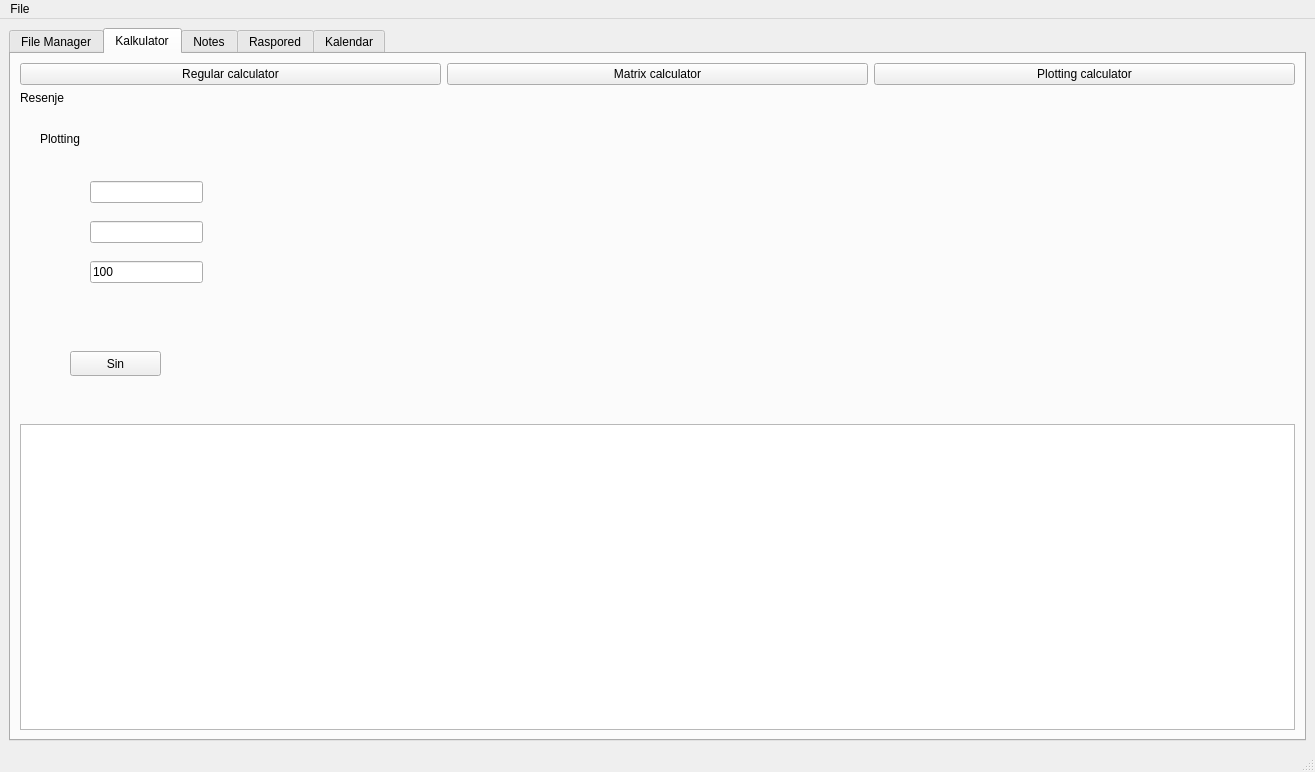
Old version of the form matfHub/mainwindow.ui in the repository milalukic/matfHub.
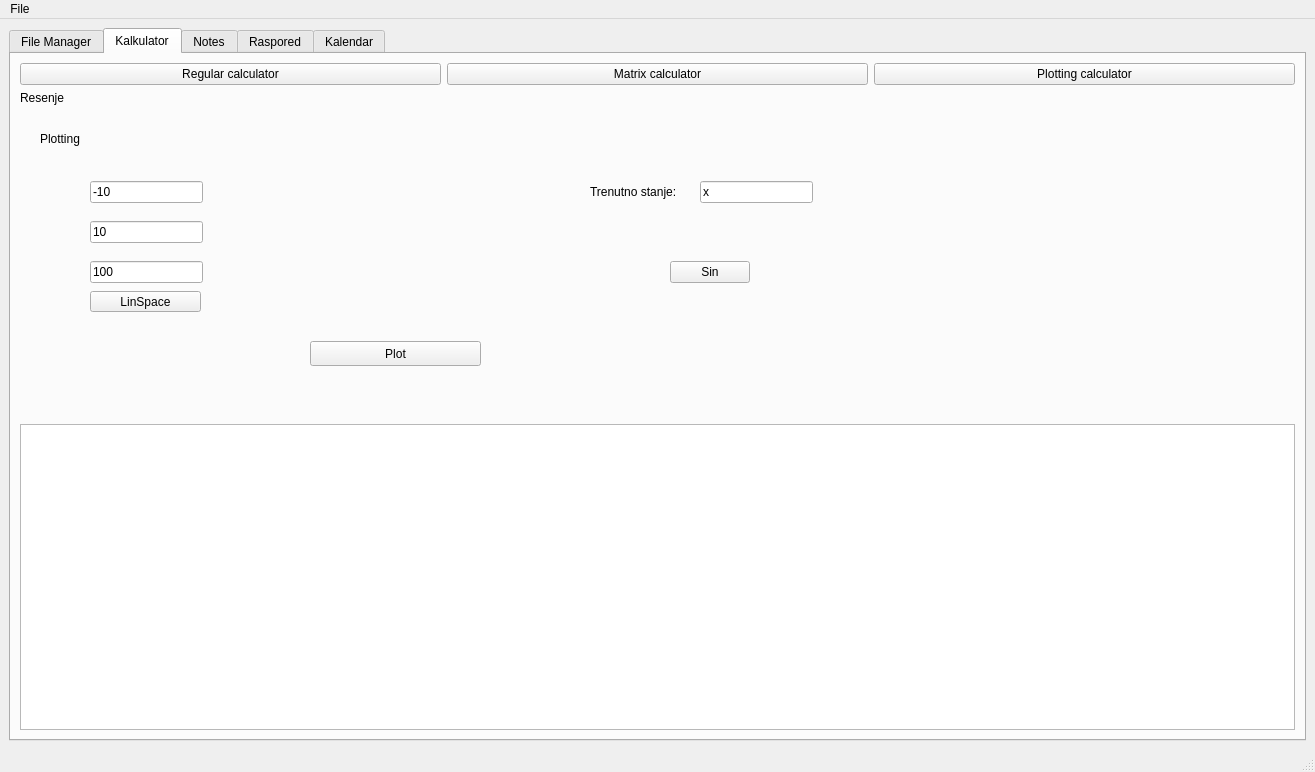
New version of the form. Icons and pictures are not drawn.

Commit message: Feature: Plotter Dodate sledece funkcionalnosti:     - Crtanje grafika     - Linspace funkcija za raspon vrednosti koje se crtaju     - Sin funkciju za crtanje     - Kompozicija funkcija     - Resetovanje na default (x=y) funkciju     - UI za sve navedeno

The edit to the form file:
```diff
--- a/matfHub/mainwindow.ui
+++ b/matfHub/mainwindow.ui
@@ -2194,17 +2194,17 @@
              <string>Plotting</string>
             </property>
            </widget>
-           <widget class="QPushButton" name="pbSin">
+           <widget class="QPushButton" name="pbPlot">
             <property name="geometry">
              <rect>
-              <x>50</x>
-              <y>240</y>
-              <width>91</width>
+              <x>290</x>
+              <y>230</y>
+              <width>171</width>
               <height>25</height>
              </rect>
             </property>
             <property name="text">
-             <string>Sin</string>
+             <string>Plot</string>
             </property>
            </widget>
            <widget class="QLineEdit" name="leLinspaceLB">
@@ -2216,6 +2216,9 @@
               <height>22</height>
              </rect>
             </property>
+            <property name="text">
+             <string>-10</string>
+            </property>
            </widget>
            <widget class="QLineEdit" name="leLinspaceUB">
             <property name="geometry">
@@ -2226,6 +2229,9 @@
               <height>22</height>
              </rect>
             </property>
+            <property name="text">
+             <string>10</string>
+            </property>
            </widget>
            <widget class="QLineEdit" name="leLinspaceS">
             <property name="geometry">
@@ -2240,6 +2246,58 @@
              <string>100</string>
             </property>
            </widget>
+           <widget class="QLabel" name="labelState">
+            <property name="geometry">
+             <rect>
+              <x>570</x>
+              <y>70</y>
+              <width>91</width>
+              <height>21</height>
+             </rect>
+            </property>
+            <property name="text">
+             <string>Trenutno stanje: </string>
+            </property>
+           </widget>
+           <widget class="QLineEdit" name="leState">
+            <property name="geometry">
+             <rect>
+              <x>680</x>
+              <y>70</y>
+              <width>113</width>
+              <height>22</height>
+             </rect>
+            </property>
+            <property name="text">
+             <string>x</string>
+            </property>
+           </widget>
+           <widget class="QPushButton" name="pbLinspace">
+            <property name="geometry">
+             <rect>
+              <x>70</x>
+              <y>180</y>
+              <width>111</width>
+              <height>21</height>
+             </rect>
+            </property>
+            <property name="text">
+             <string>LinSpace</string>
+            </property>
+           </widget>
+           <widget class="QPushButton" name="pbSin">
+            <property name="geometry">
+             <rect>
+              <x>650</x>
+              <y>150</y>
+              <width>80</width>
+              <height>22</height>
+             </rect>
+            </property>
+            <property name="text">
+             <string>Sin</string>
+            </property>
+           </widget>
           </widget>
          </widget>
         </item>
```
The commit also changes 4 other files.
